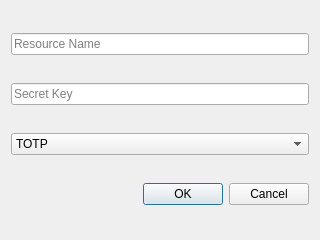
olejatorqq/otp-mfa, file add_account.ui: the form before one commit.
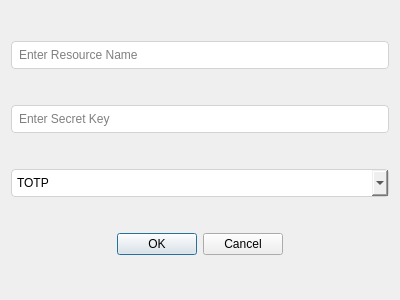
The form after the commit.

The edit to the form file:
```diff
--- a/add_account.ui
+++ b/add_account.ui
@@ -6,8 +6,8 @@
    <rect>
     <x>0</x>
     <y>0</y>
-    <width>320</width>
-    <height>240</height>
+    <width>400</width>
+    <height>300</height>
    </rect>
   </property>
   <property name="windowTitle">
@@ -17,14 +17,28 @@
    <item>
     <widget class="QLineEdit" name="nameLineEdit">
      <property name="placeholderText">
-      <string>Resource Name</string>
+      <string>Enter Resource Name</string>
+     </property>
+     <property name="styleSheet">
+      <string>QLineEdit {
+          padding: 5px;
+          border: 1px solid #D3D3D3;
+          border-radius: 4px;
+      }</string>
      </property>
     </widget>
    </item>
    <item>
     <widget class="QLineEdit" name="secretLineEdit">
      <property name="placeholderText">
-      <string>Secret Key</string>
+      <string>Enter Secret Key</string>
+     </property>
+     <property name="styleSheet">
+      <string>QLineEdit {
+          padding: 5px;
+          border: 1px solid #D3D3D3;
+          border-radius: 4px;
+      }</string>
      </property>
     </widget>
    </item>
@@ -40,6 +54,13 @@
        <string>HOTP</string>
       </property>
      </item>
+     <property name="styleSheet">
+      <string>QComboBox {
+          padding: 5px;
+          border: 1px solid #D3D3D3;
+          border-radius: 4px;
+      }</string>
+     </property>
     </widget>
    </item>
    <item>
@@ -50,6 +71,20 @@
      <property name="standardButtons">
       <set>QDialogButtonBox::Cancel|QDialogButtonBox::Ok</set>
      </property>
+     <property name="centerButtons">
+      <bool>true</bool>
+     </property>
+     <property name="styleSheet">
+      <string>QDialogButtonBox::button {
+          padding: 5px 15px;
+          border-radius: 4px;
+          background-color: #5cb85c;
+          color: white;
+      }
+      QDialogButtonBox::button[role="reject"] {
+          background-color: #d9534f;
+      }</string>
+     </property>
     </widget>
    </item>
   </layout>
```
